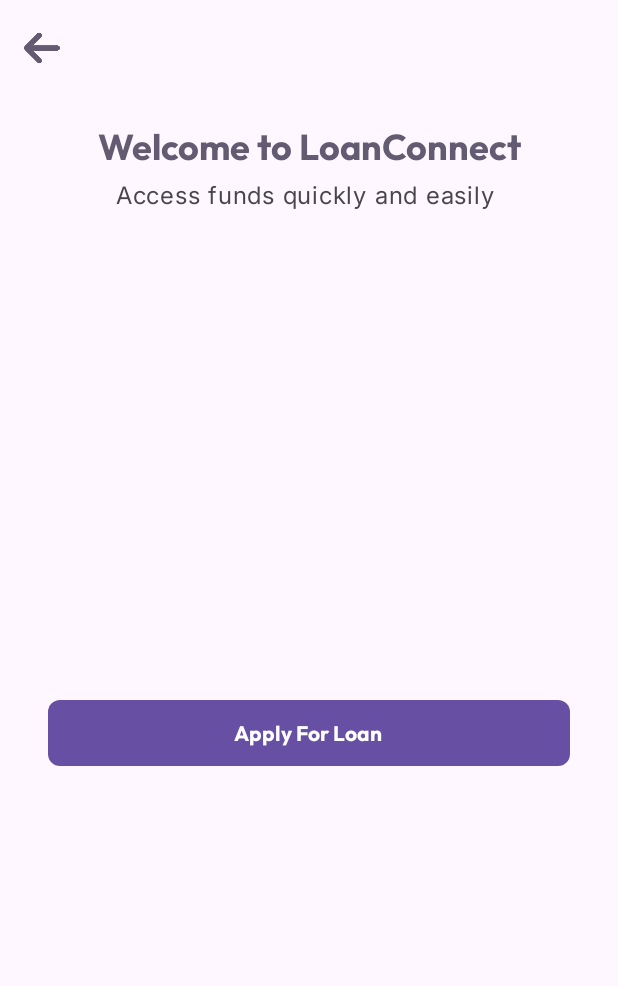
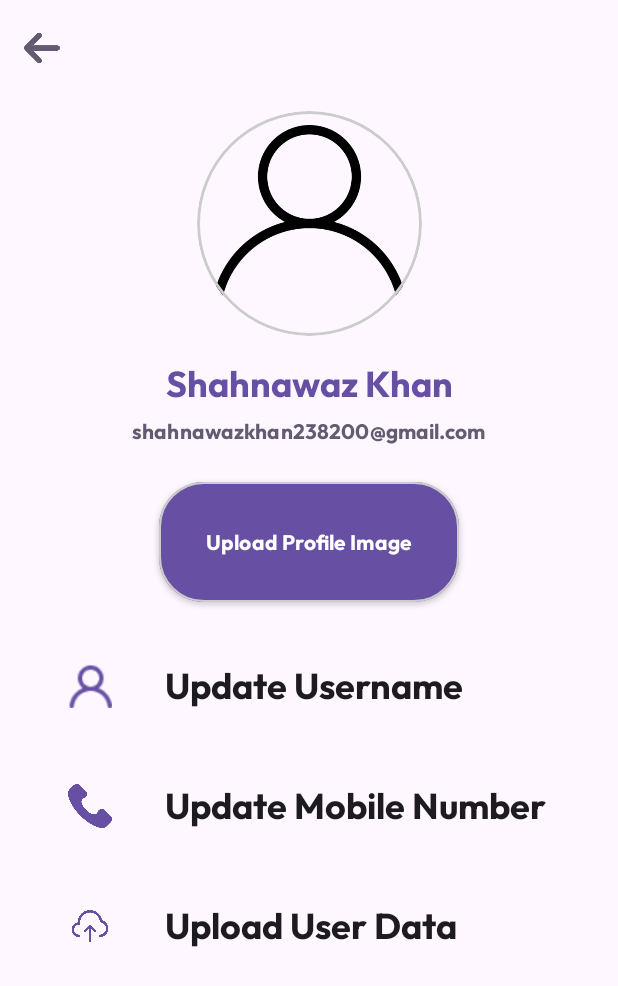
Before and after one commit to Shahnawazk7944/LoanConnect_A_Loan_Management_App, an Android app built with Jetpack Compose: the screen it shows after launch (MainActivity), on a phone screen of 412 x 824 dp. Shown: the top 986 px of the screen. Run offline under Robolectric (Android 15) with nearby library versions, the phone set to English and light mode, and no system bars; our stand-ins replace Dagger/Hilt's generated code; libraries missing offline, so code that uses them is left out: arrow.core; pictures from the network do not load.

Commit message:
Update Username and Mobile functionality added

```diff
--- a/app/src/main/java/com/example/loanconnect/data/remote/ApiService.kt
+++ b/app/src/main/java/com/example/loanconnect/data/remote/ApiService.kt
@@ -5,6 +5,8 @@ import com.example.loanconnect.domain.model.AuthResponse
 import com.example.loanconnect.domain.model.LoanRequest
 import com.example.loanconnect.domain.model.SignInRequest
 import com.example.loanconnect.domain.model.SignUpRequest
+import com.example.loanconnect.domain.model.UpdateMobileNumberRequest
+import com.example.loanconnect.domain.model.UpdateUsernameRequest
 import retrofit2.Response
 import retrofit2.http.Body
 import retrofit2.http.Headers
@@ -13,14 +15,22 @@ import retrofit2.http.POST
 interface ApiService {
 
     @POST("/sign_up")
-    @Headers("Content-Type: application/json", "Accept: application/json", "Connection: close")
+    @Headers("Content-Type: application/json", "Accept: application/json", "Connection: close", "Accept-Encoding: gzip, deflate, br")
     suspend fun signUpRequest(@Body request: SignUpRequest): AuthResponse
 
     @POST("/sign_in")
-    @Headers("Content-Type: application/json", "Accept: application/json", "Connection: close")
+    @Headers("Content-Type: application/json", "Accept: application/json", "Connection: close", "Accept-Encoding: gzip, deflate, br")
     suspend fun signInRequest(@Body request: SignInRequest): AuthResponse
 
     @POST("/apply_loan")
-    @Headers("Content-Type: application/json", "Accept: application/json", "Connection: close")
+    @Headers("Content-Type: application/json", "Accept: application/json", "Connection: close", "Accept-Encoding: gzip, deflate, br")
     suspend fun applyForLoan(@Body request: LoanRequest): Response<AppResponse>
+
+    @POST("/update_profile")
+    @Headers("Content-Type: application/json", "Accept: application/json", "Connection: close", "Accept-Encoding: gzip, deflate, br")
+    suspend fun updateUsername(@Body request: UpdateUsernameRequest): Result<AppResponse>
+
+    @POST("/update_profile")
+    @Headers("Content-Type: application/json", "Accept: application/json", "Connection: close", "Accept-Encoding: gzip, deflate, br")
+    suspend fun updateMobileNumber(@Body request: UpdateMobileNumberRequest): Result<AppResponse>
 }
--- a/app/src/main/java/com/example/loanconnect/data/repository/AppRepositoryImpl.kt
+++ b/app/src/main/java/com/example/loanconnect/data/repository/AppRepositoryImpl.kt
@@ -1,10 +1,13 @@
 package com.example.loanconnect.data.repository
 
+import android.util.Log
 import arrow.core.Either
 import com.example.loanconnect.data.remote.ApiService
 import com.example.loanconnect.domain.model.AppFailedResponse
 import com.example.loanconnect.domain.model.AppResponse
 import com.example.loanconnect.domain.model.LoanRequest
+import com.example.loanconnect.domain.model.UpdateMobileNumberRequest
+import com.example.loanconnect.domain.model.UpdateUsernameRequest
 import com.example.loanconnect.domain.repository.AppRepository
 import javax.inject.Inject
 
@@ -27,5 +30,37 @@ class AppRepositoryImpl @Inject constructor(private val apiService: ApiService)
         }
     }
 
+    override suspend fun updateUsername(updateUsernameRequest: UpdateUsernameRequest): Either<AppFailedResponse, AppResponse> {
+        return try {
+
+            val response = apiService.updateUsername(updateUsernameRequest)
+            return if (response.isFailure) {
+                Log.d("AuthViewModel", "errorInTryBlock<Top>: ${response.exceptionOrNull()?.message}")
+                Either.Left(AppFailedResponse(message = "User Not Found or ${response.exceptionOrNull()?.message}"))
+            }else{
+                Either.Right(response.getOrNull()!!)
+            }
+
+        } catch (e: Exception) {
+            Log.d("AuthViewModel", "errorInTryBlock $e")
+            Either.Left(AppFailedResponse(message = "User Not Found or $e"))
+        }
+    }
+
+    override suspend fun updateMobileNumber(updateMobileNumberRequest: UpdateMobileNumberRequest): Either<AppFailedResponse, AppResponse> {
+        return try {
+
+            val response = apiService.updateMobileNumber(updateMobileNumberRequest)
+            return if (response.isFailure) {
+                Either.Left(AppFailedResponse(message = "User Not Found or ${response.exceptionOrNull()?.message}"))
+            }else{
+                Either.Right(response.getOrNull()!!)
+            }
+
+        } catch (e: Exception) {
+            Either.Left(AppFailedResponse(message = "User Not Found or ${e.message}"))
+        }
+    }
+
 
 }
--- a/app/src/main/java/com/example/loanconnect/domain/repository/AppRepository.kt
+++ b/app/src/main/java/com/example/loanconnect/domain/repository/AppRepository.kt
@@ -8,7 +8,11 @@ import com.example.loanconnect.domain.model.AuthResponse
 import com.example.loanconnect.domain.model.LoanRequest
 import com.example.loanconnect.domain.model.SignInRequest
 import com.example.loanconnect.domain.model.SignUpRequest
+import com.example.loanconnect.domain.model.UpdateMobileNumberRequest
+import com.example.loanconnect.domain.model.UpdateUsernameRequest
 
 interface AppRepository {
     suspend fun applyForLoan(loanRequest: LoanRequest): Either<AppFailedResponse, AppResponse>
+    suspend fun updateUsername(updateUsernameRequest: UpdateUsernameRequest): Either<AppFailedResponse, AppResponse>
+    suspend fun updateMobileNumber(updateMobileNumberRequest: UpdateMobileNumberRequest): Either<AppFailedResponse, AppResponse>
 }
--- /dev/null
+++ b/app/src/main/java/com/example/loanconnect/presentation/features/profile/ProfileScreen.kt
@@ -0,0 +1,302 @@
+package com.example.loanconnect.presentation.features.profile
+
+
+import android.annotation.SuppressLint
+import android.graphics.Bitmap
+import android.net.Uri
+import android.widget.Toast
+import androidx.activity.compose.rememberLauncherForActivityResult
+import androidx.activity.result.contract.ActivityResultContracts
+import androidx.compose.foundation.BorderStroke
+import androidx.compose.foundation.Image
+import androidx.compose.foundation.background
+import androidx.compose.foundation.border
+import androidx.compose.foundation.clickable
+import androidx.compose.foundation.layout.Arrangement
+import androidx.compose.foundation.layout.Column
+import androidx.compose.foundation.layout.Row
+import androidx.compose.foundation.layout.Spacer
+import androidx.compose.foundation.layout.fillMaxSize
+import androidx.compose.foundation.layout.height
+import androidx.compose.foundation.layout.padding
+import androidx.compose.foundation.layout.size
+import androidx.compose.foundation.layout.width
+import androidx.compose.foundation.layout.wrapContentSize
+import androidx.compose.foundation.layout.wrapContentWidth
+import androidx.compose.foundation.shape.CircleShape
+import androidx.compose.foundation.shape.RoundedCornerShape
+import androidx.compose.material.icons.Icons
+import androidx.compose.material.icons.filled.Upload
+import androidx.compose.material3.Button
+import androidx.compose.material3.ButtonDefaults
+import androidx.compose.material3.Icon
+import androidx.compose.material3.MaterialTheme
+import androidx.compose.material3.Scaffold
+import androidx.compose.material3.Text
+import androidx.compose.runtime.Composable
+import androidx.compose.runtime.LaunchedEffect
+import androidx.compose.runtime.getValue
+import androidx.compose.runtime.mutableStateOf
+import androidx.compose.runtime.remember
+import androidx.compose.runtime.setValue
+import androidx.compose.ui.Alignment
+import androidx.compose.ui.Modifier
+import androidx.compose.ui.draw.clip
+import androidx.compose.ui.graphics.Color
+import androidx.compose.ui.graphics.asImageBitmap
+import com.example.loanconnect.R
+import androidx.compose.ui.layout.ContentScale
+import androidx.compose.ui.platform.LocalContext
+import androidx.compose.ui.res.painterResource
+import androidx.compose.ui.text.font.FontWeight
+import androidx.compose.ui.unit.dp
+import androidx.compose.ui.unit.sp
+import androidx.core.graphics.drawable.toBitmap
+import androidx.navigation.NavHostController
+import coil.compose.AsyncImagePainter
+import coil.compose.rememberAsyncImagePainter
+import coil.request.ImageRequest
+import coil.size.Size
+import com.example.loanconnect.presentation.features.components.UpdateMobileNumberDialog
+import com.example.loanconnect.presentation.features.components.UpdateUsernameDialog
+import com.example.loanconnect.presentation.states.AppEvents
+import com.example.loanconnect.presentation.states.AppStates
+import com.example.loanconnect.presentation.states.AuthStates
+import com.example.loanconnect.presentation.viewModels.AppViewModel
+import com.example.loanconnect.presentation.viewModels.AuthViewModel
+import com.example.loanconnect.ui.theme.components.CustomTopAppBar
+import com.example.loanconnect.ui.theme.spacing
+
+@SuppressLint("StateFlowValueCalledInComposition")
+@Composable
+fun StoreProfileScreen(
+    navController: NavHostController,
+    appState: AppStates,
+    authState: AuthStates,
+    appViewModel: AppViewModel,
+) {
+    var showUpdateUsernameDialog by remember { mutableStateOf(false) }
+    var showUpdateMobileNumberDialog by remember { mutableStateOf(false) }
+    val context = LocalContext.current
+
+    var imageUri by remember {
+        mutableStateOf<Uri?>(null)
+    }
+    var bitmap by remember {
+        mutableStateOf<Bitmap?>(null)
+    }
+    val launcher =
+        rememberLauncherForActivityResult(
+            contract = ActivityResultContracts.GetContent()
+        ) { it ->
+            imageUri = it
+        }
+    bitmap = getImage(uri = imageUri.toString())
+
+    Scaffold(
+        topBar = {
+            CustomTopAppBar(onClick = {
+                navController.navigateUp()
+            }, actions = {})
+        },
+
+        ) { padding ->
+        Column(
+            modifier = Modifier
+                .padding(padding)
+                .fillMaxSize(),
+            horizontalAlignment = Alignment.CenterHorizontally,
+            verticalArrangement = Arrangement.Top
+        ) {
+            Spacer(modifier = Modifier.height(10.dp))
+            if (imageUri != null) {
+                bitmap?.let {
+                    Image(
+                        modifier = Modifier
+                            .size(150.dp)
+                            .clip(CircleShape)
+                            .clickable {
+                                launcher.launch("image/*")
+                            },
+                        contentDescription = "null",
+                        contentScale = ContentScale.Crop,
+                        bitmap = it.asImageBitmap()
+                    )
+                }
+            } else {
+                Icon(
+                    painter = painterResource(R.drawable.no_profile),
+                    contentDescription = "",
+                    tint = Color.Unspecified,
+                    modifier = Modifier
+                        .size(150.dp)
+                        .clip(CircleShape)
+                        .border(2.dp, Color.LightGray, CircleShape)
+
+                        .clickable {
+                            launcher.launch("image/*")
+//
+                        }
+                )
+
+            }
+            Spacer(modifier = Modifier.height(MaterialTheme.spacing.large))
+
+            Text(
+                text = "Shahnawaz Khan",
+                style = MaterialTheme.typography.headlineSmall,
+                color = MaterialTheme.colorScheme.primary,
+            )
+            Spacer(modifier = Modifier.height(5.dp))
+            Text(
+                text = "shahnawazkhan238200@gmail.com",
+                style = MaterialTheme.typography.titleSmall,
+                color = MaterialTheme.colorScheme.secondary,
+            )
+            Spacer(modifier = Modifier.height(MaterialTheme.spacing.extraLarge))
+
+
+            Button(
+                onClick = { },
+                modifier = Modifier
+                    .height(80.dp)
+                    .width(200.dp)
+                    .padding(0.dp),
+                shape = RoundedCornerShape(30.dp),
+                elevation = ButtonDefaults.buttonElevation(
+                    defaultElevation = 2.dp,
+                    pressedElevation = 0.dp
+                ),
+                border = BorderStroke(1.dp, color = Color.LightGray),
+                colors = ButtonDefaults.buttonColors(
+                    containerColor = MaterialTheme.colorScheme.primary,
+                    contentColor = MaterialTheme.colorScheme.onPrimary,
+                )
+            ) {
+                Row(
+                    modifier = Modifier.fillMaxSize(),
+                    verticalAlignment = Alignment.CenterVertically,
+                    horizontalArrangement = Arrangement.Center
+                ) {
+                    Text(
+                        text = "Upload Profile Image",
+                        style = MaterialTheme.typography.titleSmall,
+                        color = MaterialTheme.colorScheme.onPrimary,
+                    )
+                }
+            }
+            Spacer(modifier = Modifier.height(MaterialTheme.spacing.large))
+
+            ProfileDetailsRowComp(
+                onClick = {
+                    showUpdateUsernameDialog = true
+                },
+                rowTitle = "Update Username",
+                leadingIcon = R.drawable.user_icon
+            )
+            LaunchedEffect(appState.updatingNewUsernameSuccessMessage) {
+                if (appState.appliedForLoanSuccessMessage != null) {
+                    showUpdateUsernameDialog = false
+                    Toast.makeText(
+                        context,
+                        appState.updatingNewUsernameSuccessMessage,
+                        Toast.LENGTH_SHORT
+                    ).show()
+
+                } else if (appState.showError) {
+                    Toast.makeText(context, appState.error, Toast.LENGTH_SHORT).show()
+                    appViewModel.onEvent(AppEvents.ErrorShown(false, null))
+                }
+            }
+
+            ProfileDetailsRowComp(
+                onClick = {
+                    showUpdateMobileNumberDialog = true
+                },
+                rowTitle = "Update Mobile Number",
+                leadingIcon = R.drawable.phone_icon
+            )
+            LaunchedEffect(appState.updatingNewMobileNumberSuccessMessage) {
+                if (appState.updatingNewMobileNumberSuccessMessage != null) {
+                    showUpdateMobileNumberDialog = false
+                    Toast.makeText(
+                        context,
+                        appState.updatingNewMobileNumberSuccessMessage,
+                        Toast.LENGTH_SHORT
+                    ).show()
+
+                } else if (appState.showError) {
+                    Toast.makeText(context, appState.error, Toast.LENGTH_SHORT).show()
+                    appViewModel.onEvent(AppEvents.ErrorShown(false, null))
+                }
+            }
+
+
+
+            ProfileDetailsRowComp(
+                onClick = {},
+                rowTitle = "Upload User Data",
+                leadingIcon = R.drawable.upload
+
+            )
+
+
+
+            if (showUpdateUsernameDialog) {
+                UpdateUsernameDialog(
+                    onUpdate = { newUsername ->
+                        appViewModel.onEvent(
+                            AppEvents.UpdateNewUsername(
+                                newData = newUsername,
+                                mobileNumberAsId = authState.contactNumber
+                            )
+                        )
+
+                    },
+                    onCancel = { canceled ->
+                        showUpdateUsernameDialog = canceled
+                    },
+                    states = appState
+                )
+            }
+
+
+
+            if (showUpdateMobileNumberDialog) {
+                UpdateMobileNumberDialog(
+                    onUpdate = { newMobileNumber ->
+                        appViewModel.onEvent(
+                            AppEvents.UpdateNewMobileNumber(
+                                newData = newMobileNumber,
+                                mobileNumberAsId = authState.contactNumber
+                            )
+                        )
+                    },
+                    onCancel = { canceled ->
+                        showUpdateMobileNumberDialog = canceled
+                    },
+                    states = appState
+                )
+            }
+
+        }
+    }
+}
+
+@Composable
+fun getImage(
+    uri: String
+): Bitmap? {
+    val imageState: AsyncImagePainter.State = rememberAsyncImagePainter(
+        model = ImageRequest.Builder(LocalContext.current)
+            .data(uri)
+            .size(Size.ORIGINAL)
+            .build()
+    ).state
+
+    if (imageState is AsyncImagePainter.State.Success) {
+        return imageState.result.drawable.toBitmap()
+    }
+
+    return null
+}
--- /dev/null
+++ b/app/src/main/java/com/example/loanconnect/presentation/features/profile/ProfileUpdateComponents.kt
@@ -0,0 +1,60 @@
+package com.example.loanconnect.presentation.features.profile
+
+import androidx.compose.foundation.clickable
+import androidx.compose.foundation.layout.Arrangement
+import androidx.compose.foundation.layout.Row
+import androidx.compose.foundation.layout.Spacer
+import androidx.compose.foundation.layout.fillMaxWidth
+import androidx.compose.foundation.layout.padding
+import androidx.compose.foundation.layout.size
+import androidx.compose.foundation.layout.width
+import androidx.compose.foundation.shape.RoundedCornerShape
+import androidx.compose.material3.Icon
+import androidx.compose.material3.MaterialTheme
+import androidx.compose.material3.Text
+import androidx.compose.runtime.Composable
+import androidx.compose.ui.Alignment
+import androidx.compose.ui.Modifier
+import androidx.compose.ui.draw.clip
+import androidx.compose.ui.graphics.Color
+import androidx.compose.ui.res.painterResource
+import androidx.compose.ui.unit.dp
+
+
+@Composable
+fun ProfileDetailsRowComp(
+    onClick: () -> Unit,
+    rowTitle: String,
+    leadingIconColor: Color = MaterialTheme.colorScheme.primary,
+    leadingIcon: Int
+
+) {
+    Row(
+        modifier = Modifier
+            .clickable { onClick() }
+            .fillMaxWidth()
+            .padding(horizontal = 25.dp, vertical = 20.dp),
+        verticalAlignment = Alignment.CenterVertically,
+        horizontalArrangement = Arrangement.Center
+    ) {
+        Icon(
+            painter = painterResource(leadingIcon),
+            contentDescription = "",
+            tint = leadingIconColor,
+            modifier = Modifier
+                .size(40.dp)
+                .clip(RoundedCornerShape(30.dp))
+                //.background(Color.DarkGray)
+                .weight(1f)
+                .padding(5.dp)
+        )
+        Spacer(modifier = Modifier.width(15.dp))
+        Text(
+            text = rowTitle,
+            style = MaterialTheme.typography.headlineSmall,
+            color = MaterialTheme.colorScheme.onBackground,
+            modifier = Modifier.weight(4f)
+        )
+
+    }
+}
--- a/app/src/main/java/com/example/loanconnect/presentation/navigation/MyNavGraph.kt
+++ b/app/src/main/java/com/example/loanconnect/presentation/navigation/MyNavGraph.kt
@@ -10,6 +10,7 @@ import androidx.lifecycle.compose.collectAsStateWithLifecycle
 import androidx.navigation.NavHostController
 import androidx.navigation.compose.NavHost
 import androidx.navigation.compose.composable
+import com.example.loanconnect.presentation.features.profile.StoreProfileScreen
 import com.example.loanconnect.presentation.viewModels.AppViewModel
 import com.example.loanconnect.presentation.viewModels.AuthViewModel
 
@@ -25,7 +26,7 @@ fun MyNavGraph(
 
     NavHost(
         navController = navController,
-        startDestination = MyNavGraphRoutes.HomeScreen.route
+        startDestination = MyNavGraphRoutes.ProfileScreen.route
     ) {
         composable(route = MyNavGraphRoutes.SignUpScreen.route) {
             SignUpScreen(navController, authViewModel, authState)
@@ -43,5 +44,12 @@ fun MyNavGraph(
                 appState = appState, appViewModel = appViewModel, authState = authState
             )
         }
+        composable(
+            route = MyNavGraphRoutes.ProfileScreen.route,
+        ) {
+            StoreProfileScreen(
+                navController = navController,appState = appState, appViewModel = appViewModel, authState = authState
+            )
+        }
     }
 }
--- a/app/src/main/java/com/example/loanconnect/presentation/navigation/MyNavGraphRoutes.kt
+++ b/app/src/main/java/com/example/loanconnect/presentation/navigation/MyNavGraphRoutes.kt
@@ -5,5 +5,6 @@ sealed class MyNavGraphRoutes(val route: String) {
     data object HomeScreen : MyNavGraphRoutes(route = "homeScreen")
     data object SignInScreen : MyNavGraphRoutes(route = "signInScreen")
     data object SignUpScreen : MyNavGraphRoutes(route = "signUpScreen")
+    data object ProfileScreen : MyNavGraphRoutes(route = "profileScreen")
 
 }
--- a/app/src/main/java/com/example/loanconnect/presentation/states/AppEvents.kt
+++ b/app/src/main/java/com/example/loanconnect/presentation/states/AppEvents.kt
@@ -3,4 +3,6 @@ package com.example.loanconnect.presentation.states
 sealed class AppEvents {
     data class ApplyForLoan(val contactNumber: String, val amount: Int, val duration: Int) : AppEvents()
     data class ErrorShown(val showError: Boolean,val removeError: String? = null) : AppEvents()
+    data class UpdateNewUsername(val newData: String, val mobileNumberAsId: String) : AppEvents()
+    data class UpdateNewMobileNumber(val newData: String, val mobileNumberAsId: String) : AppEvents()
 }
--- a/app/src/main/java/com/example/loanconnect/presentation/states/AppState.kt
+++ b/app/src/main/java/com/example/loanconnect/presentation/states/AppState.kt
@@ -3,6 +3,11 @@ package com.example.loanconnect.presentation.states
 data class AppStates(
     val applyingForLoan: Boolean = false,
     val appliedForLoanSuccessMessage: String? = null,
+    val updatingNewUsernameSuccessMessage: String? = null,
+    val updatingNewMobileNumberSuccessMessage: String? = null,
     val showError: Boolean = false,
     val error: String? = null,
+    val updatingNewUsername: Boolean = false,
+    val updatingNewMobileNumber: Boolean = false,
+
 )
--- a/app/src/main/java/com/example/loanconnect/presentation/states/AuthStates.kt
+++ b/app/src/main/java/com/example/loanconnect/presentation/states/AuthStates.kt
@@ -5,7 +5,7 @@ data class AuthStates(
     val showError: Boolean = false,
     val error: String? = null,
     val isLoggedIn: Boolean = false,
-    val username: String? = null,
-    val contactNumber: String = "0101010107",
+    val username: String? = "Shahaaam",
+    val contactNumber: String = "0101010108",
  //   val contactNumber: String = "0101010101",
 )
--- a/app/src/main/java/com/example/loanconnect/presentation/viewModels/AppViewModel.kt
+++ b/app/src/main/java/com/example/loanconnect/presentation/viewModels/AppViewModel.kt
@@ -3,6 +3,8 @@ package com.example.loanconnect.presentation.viewModels
 import androidx.lifecycle.ViewModel
 import androidx.lifecycle.viewModelScope
 import com.example.loanconnect.domain.model.LoanRequest
+import com.example.loanconnect.domain.model.UpdateMobileNumberRequest
+import com.example.loanconnect.domain.model.UpdateUsernameRequest
 import com.example.loanconnect.domain.repository.AppRepository
 import com.example.loanconnect.presentation.states.AppEvents
 import com.example.loanconnect.presentation.states.AppStates
@@ -40,6 +42,21 @@ class AppViewModel @Inject constructor(
                     it.copy(showError = event.showError, error = event.removeError)
                 }
             }
+
+            is AppEvents.UpdateNewMobileNumber -> {
+                updateMobileNumber(
+                    UpdateMobileNumberRequest(
+                        mobile = event.mobileNumberAsId,
+                        new_mobile = event.newData
+                    ))
+            }
+            is AppEvents.UpdateNewUsername -> {
+                updateNewUsername(
+                    UpdateUsernameRequest(
+                        mobile = event.mobileNumberAsId,
+                        username = event.newData
+                    ))
+            }
         }
     }
 
@@ -72,4 +89,63 @@ class AppViewModel @Inject constructor(
 
     }
 
+
+    private fun updateNewUsername(updateUsernameRequest: UpdateUsernameRequest) {
+        _appStates.update {
+            it.copy(updatingNewUsername = true)
+        }
+        viewModelScope.launch {
+            val result =
+                appRepository.updateUsername(updateUsernameRequest).onRight { successResponse ->
+                    _appStates.update {
+                        it.copy(
+                            updatingNewUsername = false,
+                            updatingNewUsernameSuccessMessage = successResponse.message
+                        )
+                    }
+                }.onLeft { failedResponse ->
+
+                    _appStates.update {
+                        it.copy(
+                            updatingNewUsername = false,
+                            showError = true,
+                            error = failedResponse.message
+                        )
+                    }
+
+                }
+
+        }
+
+    }
+
+    private fun updateMobileNumber(updateMobileNumberRequest: UpdateMobileNumberRequest) {
+        _appStates.update {
+            it.copy(updatingNewMobileNumber = true)
+        }
+        viewModelScope.launch {
+            val result =
+                appRepository.updateMobileNumber(updateMobileNumberRequest).onRight { successResponse ->
+                    _appStates.update {
+                        it.copy(
+                            updatingNewMobileNumber = false,
+                            updatingNewMobileNumberSuccessMessage = successResponse.message
+                        )
+                    }
+                }.onLeft { failedResponse ->
+
+                    _appStates.update {
+                        it.copy(
+                            updatingNewMobileNumber = false,
+                            showError = true,
+                            error = failedResponse.message
+                        )
+                    }
+
+                }
+
+        }
+
+    }
+
 }
```
Also changed, not shown: app/src/main/java/com/example/loanconnect/domain/model/UpdateNewUsernameOrMobileNumberRequest.kt (added, +21 -0 lines), app/src/main/java/com/example/loanconnect/presentation/features/components/UpdateMobileNumberDialog.kt (added, +102 -0 lines), app/src/main/java/com/example/loanconnect/presentation/features/components/UpdateUsernameDialog.kt (added, +100 -0 lines), app/src/main/res/drawable/no_profile.png (added), app/src/main/res/drawable/upload.png (added).
